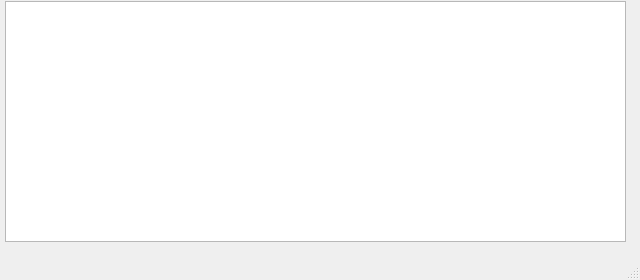
First picture: the form in main.ui, repository GeorgyPyanov/z, before the edit.
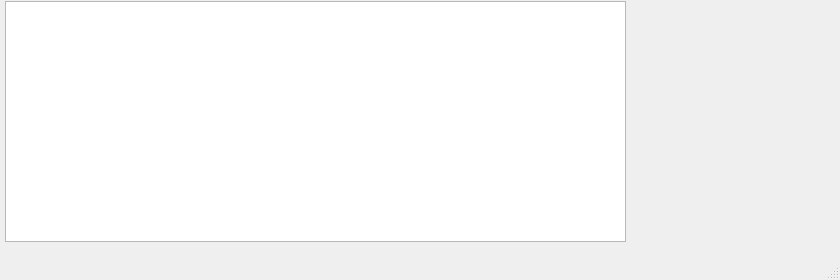
Second picture: the form after the edit.

Diff of the .ui file:
```diff
--- a/main.ui
+++ b/main.ui
@@ -6,7 +6,7 @@
    <rect>
     <x>0</x>
     <y>0</y>
-    <width>640</width>
+    <width>840</width>
     <height>280</height>
    </rect>
   </property>
```
Left out of the diff: 2 changed lines with no effect on the pictures.
